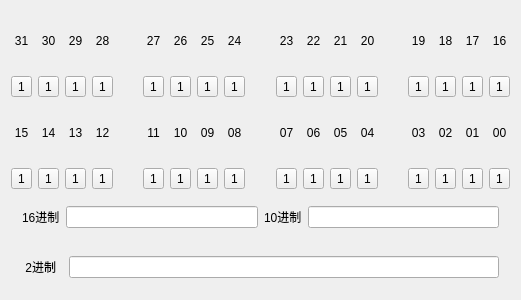
Above: mainwindow.ui from qqshui/RegBitTool before the change. Below: the same form after it.
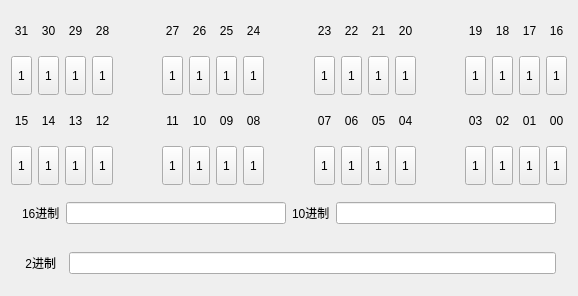
That is the form after the change.

Commit message: change ui layout to fit windows 7

What changed in the file:
```diff
--- a/mainwindow.ui
+++ b/mainwindow.ui
@@ -6,8 +6,8 @@
    <rect>
     <x>0</x>
     <y>0</y>
-    <width>521</width>
-    <height>300</height>
+    <width>578</width>
+    <height>296</height>
    </rect>
   </property>
   <property name="windowTitle">
@@ -19,6 +19,12 @@
 }</string>
   </property>
   <widget class="QWidget" name="centralWidget">
+   <property name="sizePolicy">
+    <sizepolicy hsizetype="Preferred" vsizetype="Expanding">
+     <horstretch>0</horstretch>
+     <verstretch>0</verstretch>
+    </sizepolicy>
+   </property>
    <layout class="QVBoxLayout" name="verticalLayout_33" stretch="1,1,0,0">
     <item>
      <layout class="QHBoxLayout" name="horizontalLayout_2">
@@ -26,6 +32,12 @@
        <layout class="QVBoxLayout" name="verticalLayout_17">
         <item>
          <widget class="QLabel" name="label_20">
+          <property name="sizePolicy">
+           <sizepolicy hsizetype="Preferred" vsizetype="Preferred">
+            <horstretch>0</horstretch>
+            <verstretch>0</verstretch>
+           </sizepolicy>
+          </property>
           <property name="text">
            <string>31</string>
           </property>
@@ -36,6 +48,12 @@
         </item>
         <item>
          <widget class="QToolButton" name="toolButton_031">
+          <property name="sizePolicy">
+           <sizepolicy hsizetype="Fixed" vsizetype="Preferred">
+            <horstretch>0</horstretch>
+            <verstretch>0</verstretch>
+           </sizepolicy>
+          </property>
           <property name="text">
            <string>1</string>
           </property>
@@ -47,6 +65,12 @@
        <layout class="QVBoxLayout" name="verticalLayout_18">
         <item>
          <widget class="QLabel" name="label_21">
+          <property name="sizePolicy">
+           <sizepolicy hsizetype="Preferred" vsizetype="Preferred">
+            <horstretch>0</horstretch>
+            <verstretch>0</verstretch>
+           </sizepolicy>
+          </property>
           <property name="text">
            <string>30</string>
           </property>
@@ -57,6 +81,12 @@
         </item>
         <item>
          <widget class="QToolButton" name="toolButton_030">
+          <property name="sizePolicy">
+           <sizepolicy hsizetype="Fixed" vsizetype="Preferred">
+            <horstretch>0</horstretch>
+            <verstretch>0</verstretch>
+           </sizepolicy>
+          </property>
           <property name="text">
            <string>1</string>
           </property>
@@ -68,6 +98,12 @@
        <layout class="QVBoxLayout" name="verticalLayout_19">
         <item>
          <widget class="QLabel" name="label_22">
+          <property name="sizePolicy">
+           <sizepolicy hsizetype="Preferred" vsizetype="Preferred">
+            <horstretch>0</horstretch>
+            <verstretch>0</verstretch>
+           </sizepolicy>
+          </property>
           <property name="text">
            <string>29</string>
           </property>
@@ -78,6 +114,12 @@
         </item>
         <item>
          <widget class="QToolButton" name="toolButton_029">
+          <property name="sizePolicy">
+           <sizepolicy hsizetype="Fixed" vsizetype="Preferred">
+            <horstretch>0</horstretch>
+            <verstretch>0</verstretch>
+           </sizepolicy>
+          </property>
           <property name="text">
            <string>1</string>
           </property>
@@ -89,6 +131,12 @@
        <layout class="QVBoxLayout" name="verticalLayout_20">
         <item>
          <widget class="QLabel" name="label_23">
+          <property name="sizePolicy">
+           <sizepolicy hsizetype="Preferred" vsizetype="Preferred">
+            <horstretch>0</horstretch>
+            <verstretch>0</verstretch>
+           </sizepolicy>
+          </property>
           <property name="text">
            <string>28</string>
           </property>
@@ -99,6 +147,12 @@
         </item>
         <item>
          <widget class="QToolButton" name="toolButton_028">
+          <property name="sizePolicy">
+           <sizepolicy hsizetype="Fixed" vsizetype="Preferred">
+            <horstretch>0</horstretch>
+            <verstretch>0</verstretch>
+           </sizepolicy>
+          </property>
           <property name="text">
            <string>1</string>
           </property>
@@ -108,8 +162,14 @@
       </item>
       <item>
        <widget class="QLabel" name="label_24">
+        <property name="sizePolicy">
+         <sizepolicy hsizetype="Preferred" vsizetype="Preferred">
+          <horstretch>0</horstretch>
+          <verstretch>0</verstretch>
+         </sizepolicy>
+        </property>
         <property name="text">
-         <string> </string>
+         <string/>
         </property>
        </widget>
       </item>
@@ -117,6 +177,12 @@
        <layout class="QVBoxLayout" name="verticalLayout_21">
         <item>
          <widget class="QLabel" name="label_25">
+          <property name="sizePolicy">
+           <sizepolicy hsizetype="Preferred" vsizetype="Preferred">
+            <horstretch>0</horstretch>
+            <verstretch>0</verstretch>
+           </sizepolicy>
+          </property>
           <property name="text">
            <string>27</string>
           </property>
@@ -127,6 +193,12 @@
         </item>
         <item>
          <widget class="QToolButton" name="toolButton_027">
+          <property name="sizePolicy">
+           <sizepolicy hsizetype="Fixed" vsizetype="Preferred">
+            <horstretch>0</horstretch>
+            <verstretch>0</verstretch>
+           </sizepolicy>
+          </property>
           <property name="text">
            <string>1</string>
           </property>
@@ -138,6 +210,12 @@
        <layout class="QVBoxLayout" name="verticalLayout_22">
         <item>
          <widget class="QLabel" name="label_26">
+          <property name="sizePolicy">
+           <sizepolicy hsizetype="Preferred" vsizetype="Preferred">
+            <horstretch>0</horstretch>
+            <verstretch>0</verstretch>
+           </sizepolicy>
+          </property>
           <property name="text">
            <string>26</string>
           </property>
@@ -148,6 +226,12 @@
         </item>
         <item>
          <widget class="QToolButton" name="toolButton_026">
+          <property name="sizePolicy">
+           <sizepolicy hsizetype="Fixed" vsizetype="Preferred">
+            <horstretch>0</horstretch>
+            <verstretch>0</verstretch>
+           </sizepolicy>
+          </property>
           <property name="text">
            <string>1</string>
           </property>
@@ -159,6 +243,12 @@
        <layout class="QVBoxLayout" name="verticalLayout_23">
         <item>
          <widget class="QLabel" name="label_27">
+          <property name="sizePolicy">
+           <sizepolicy hsizetype="Preferred" vsizetype="Preferred">
+            <horstretch>0</horstretch>
+            <verstretch>0</verstretch>
+           </sizepolicy>
+          </property>
           <property name="text">
            <string>25</string>
           </property>
@@ -169,6 +259,12 @@
         </item>
         <item>
          <widget class="QToolButton" name="toolButton_025">
+          <property name="sizePolicy">
+           <sizepolicy hsizetype="Fixed" vsizetype="Preferred">
+            <horstretch>0</horstretch>
+            <verstretch>0</verstretch>
+           </sizepolicy>
+          </property>
           <property name="text">
            <string>1</string>
           </property>
@@ -180,6 +276,12 @@
        <layout class="QVBoxLayout" name="verticalLayout_24">
         <item>
          <widget class="QLabel" name="label_28">
+          <property name="sizePolicy">
+           <sizepolicy hsizetype="Preferred" vsizetype="Preferred">
+            <horstretch>0</horstretch>
+            <verstretch>0</verstretch>
+           </sizepolicy>
+          </property>
           <property name="text">
            <string>24</string>
           </property>
@@ -190,6 +292,12 @@
         </item>
         <item>
          <widget class="QToolButton" name="toolButton_024">
+          <property name="sizePolicy">
+           <sizepolicy hsizetype="Fixed" vsizetype="Preferred">
+            <horstretch>0</horstretch>
+            <verstretch>0</verstretch>
+           </sizepolicy>
+          </property>
           <property name="text">
            <string>1</string>
           </property>
@@ -199,8 +307,14 @@
       </item>
       <item>
        <widget class="QLabel" name="label_29">
+        <property name="sizePolicy">
+         <sizepolicy hsizetype="Preferred" vsizetype="Preferred">
+          <horstretch>0</horstretch>
+          <verstretch>0</verstretch>
+         </sizepolicy>
+        </property>
         <property name="text">
-         <string>  </string>
+         <string/>
         </property>
        </widget>
       </item>
@@ -208,6 +322,12 @@
        <layout class="QVBoxLayout" name="verticalLayout_25">
         <item>
          <widget class="QLabel" name="label_30">
+          <property name="sizePolicy">
+           <sizepolicy hsizetype="Preferred" vsizetype="Preferred">
+            <horstretch>0</horstretch>
+            <verstretch>0</verstretch>
+           </sizepolicy>
+          </property>
           <property name="text">
            <string>23</string>
           </property>
@@ -218,6 +338,12 @@
         </item>
         <item>
          <widget class="QToolButton" name="toolButton_023">
+          <property name="sizePolicy">
+           <sizepolicy hsizetype="Fixed" vsizetype="Preferred">
+            <horstretch>0</horstretch>
+            <verstretch>0</verstretch>
+           </sizepolicy>
+          </property>
           <property name="text">
            <string>1</string>
           </property>
@@ -229,6 +355,12 @@
        <layout class="QVBoxLayout" name="verticalLayout_26">
         <item>
          <widget class="QLabel" name="label_31">
+          <property name="sizePolicy">
+           <sizepolicy hsizetype="Preferred" vsizetype="Preferred">
+            <horstretch>0</horstretch>
+            <verstretch>0</verstretch>
+           </sizepolicy>
+          </property>
           <property name="text">
            <string>22</string>
           </property>
@@ -239,6 +371,12 @@
         </item>
         <item>
          <widget class="QToolButton" name="toolButton_022">
+          <property name="sizePolicy">
+           <sizepolicy hsizetype="Fixed" vsizetype="Preferred">
+            <horstretch>0</horstretch>
+            <verstretch>0</verstretch>
+           </sizepolicy>
+          </property>
           <property name="text">
            <string>1</string>
           </property>
@@ -250,6 +388,12 @@
        <layout class="QVBoxLayout" name="verticalLayout_27">
         <item>
          <widget class="QLabel" name="label_32">
+          <property name="sizePolicy">
+           <sizepolicy hsizetype="Preferred" vsizetype="Preferred">
+            <horstretch>0</horstretch>
+            <verstretch>0</verstretch>
+           </sizepolicy>
+          </property>
           <property name="text">
            <string>21</string>
           </property>
@@ -260,6 +404,12 @@
         </item>
         <item>
          <widget class="QToolButton" name="toolButton_021">
+          <property name="sizePolicy">
+           <sizepolicy hsizetype="Fixed" vsizetype="Preferred">
+            <horstretch>0</horstretch>
+            <verstretch>0</verstretch>
+           </sizepolicy>
+          </property>
           <property name="text">
            <string>1</string>
           </property>
@@ -271,6 +421,12 @@
        <layout class="QVBoxLayout" name="verticalLayout_28">
         <item>
          <widget class="QLabel" name="label_33">
+          <property name="sizePolicy">
+           <sizepolicy hsizetype="Preferred" vsizetype="Preferred">
+            <horstretch>0</horstretch>
+            <verstretch>0</verstretch>
+           </sizepolicy>
+          </property>
           <property name="text">
            <string>20</string>
           </property>
@@ -281,6 +437,12 @@
         </item>
         <item>
          <widget class="QToolButton" name="toolButton_020">
+          <property name="sizePolicy">
+           <sizepolicy hsizetype="Fixed" vsizetype="Preferred">
+            <horstretch>0</horstretch>
+            <verstretch>0</verstretch>
+           </sizepolicy>
+          </property>
           <property name="text">
            <string>1</string>
           </property>
@@ -290,8 +452,14 @@
       </item>
       <item>
        <widget class="QLabel" name="label_34">
+        <property name="sizePolicy">
+         <sizepolicy hsizetype="Preferred" vsizetype="Preferred">
+          <horstretch>0</horstretch>
+          <verstretch>0</verstretch>
+         </sizepolicy>
+        </property>
         <property name="text">
-         <string> </string>
+         <string/>
         </property>
        </widget>
       </item>
@@ -299,6 +467,12 @@
        <layout class="QVBoxLayout" name="verticalLayout_29">
         <item>
          <widget class="QLabel" name="label_35">
+          <property name="sizePolicy">
+           <sizepolicy hsizetype="Preferred" vsizetype="Preferred">
+            <horstretch>0</horstretch>
+            <verstretch>0</verstretch>
+           </sizepolicy>
+          </property>
           <property name="text">
            <string>19</string>
           </property>
@@ -309,6 +483,12 @@
         </item>
         <item>
          <widget class="QToolButton" name="toolButton_019">
+          <property name="sizePolicy">
+           <sizepolicy hsizetype="Fixed" vsizetype="Preferred">
+            <horstretch>0</horstretch>
+            <verstretch>0</verstretch>
+           </sizepolicy>
+          </property>
           <property name="text">
            <string>1</string>
           </property>
@@ -320,6 +500,12 @@
        <layout class="QVBoxLayout" name="verticalLayout_30">
         <item>
          <widget class="QLabel" name="label_36">
+          <property name="sizePolicy">
+           <sizepolicy hsizetype="Preferred" vsizetype="Preferred">
+            <horstretch>0</horstretch>
+            <verstretch>0</verstretch>
+           </sizepolicy>
+          </property>
           <property name="text">
            <string>18</string>
           </property>
@@ -330,6 +516,12 @@
         </item>
         <item>
          <widget class="QToolButton" name="toolButton_018">
+          <property name="sizePolicy">
+           <sizepolicy hsizetype="Fixed" vsizetype="Preferred">
+            <horstretch>0</horstretch>
+            <verstretch>0</verstretch>
+           </sizepolicy>
+          </property>
           <property name="text">
            <string>1</string>
           </property>
@@ -341,6 +533,12 @@
        <layout class="QVBoxLayout" name="verticalLayout_31">
         <item>
          <widget class="QLabel" name="label_37">
+          <property name="sizePolicy">
+           <sizepolicy hsizetype="Preferred" vsizetype="Preferred">
+            <horstretch>0</horstretch>
+            <verstretch>0</verstretch>
+           </sizepolicy>
+          </property>
           <property name="text">
            <string>17</string>
           </property>
@@ -351,6 +549,12 @@
         </item>
         <item>
          <widget class="QToolButton" name="toolButton_017">
+          <property name="sizePolicy">
+           <sizepolicy hsizetype="Fixed" vsizetype="Preferred">
+            <horstretch>0</horstretch>
+            <verstretch>0</verstretch>
+           </sizepolicy>
+          </property>
           <property name="text">
            <string>1</string>
           </property>
@@ -362,6 +566,12 @@
        <layout class="QVBoxLayout" name="verticalLayout_32">
         <item>
          <widget class="QLabel" name="label_38">
+          <property name="sizePolicy">
+           <sizepolicy hsizetype="Preferred" vsizetype="Preferred">
+            <horstretch>0</horstretch>
+            <verstretch>0</verstretch>
+           </sizepolicy>
+          </property>
           <property name="text">
            <string>16</string>
           </property>
@@ -372,6 +582,12 @@
         </item>
         <item>
          <widget class="QToolButton" name="toolButton_016">
+          <property name="sizePolicy">
+           <sizepolicy hsizetype="Fixed" vsizetype="Preferred">
+            <horstretch>0</horstretch>
+            <verstretch>0</verstretch>
+           </sizepolicy>
+          </property>
           <property name="text">
            <string>1</string>
           </property>
@@ -387,6 +603,12 @@
        <layout class="QVBoxLayout" name="verticalLayout_12">
         <item>
          <widget class="QLabel" name="label_14">
+          <property name="sizePolicy">
+           <sizepolicy hsizetype="Preferred" vsizetype="Preferred">
+            <horstretch>0</horstretch>
+            <verstretch>0</verstretch>
+           </sizepolicy>
+          </property>
           <property name="text">
            <string>15</string>
           </property>
@@ -397,6 +619,12 @@
         </item>
         <item>
          <widget class="QToolButton" name="toolButton_015">
+          <property name="sizePolicy">
+           <sizepolicy hsizetype="Fixed" vsizetype="Preferred">
+            <horstretch>0</horstretch>
+            <verstretch>0</verstretch>
+           </sizepolicy>
+          </property>
           <property name="text">
            <string>1</string>
           </property>
@@ -408,6 +636,12 @@
        <layout class="QVBoxLayout" name="verticalLayout_16">
         <item>
          <widget class="QLabel" name="label_19">
+          <property name="sizePolicy">
+           <sizepolicy hsizetype="Preferred" vsizetype="Preferred">
+            <horstretch>0</horstretch>
+            <verstretch>0</verstretch>
+           </sizepolicy>
+          </property>
           <property name="text">
            <string>14</string>
           </property>
@@ -418,6 +652,12 @@
         </item>
         <item>
          <widget class="QToolButton" name="toolButton_014">
+          <property name="sizePolicy">
+           <sizepolicy hsizetype="Fixed" vsizetype="Preferred">
+            <horstretch>0</horstretch>
+            <verstretch>0</verstretch>
+           </sizepolicy>
+          </property>
           <property name="text">
            <string>1</string>
           </property>
@@ -429,6 +669,12 @@
        <layout class="QVBoxLayout" name="verticalLayout_13">
         <item>
          <widget class="QLabel" name="label_15">
+          <property name="sizePolicy">
+           <sizepolicy hsizetype="Preferred" vsizetype="Preferred">
+            <horstretch>0</horstretch>
+            <verstretch>0</verstretch>
+           </sizepolicy>
+          </property>
           <property name="text">
            <string>13</string>
           </property>
@@ -439,6 +685,12 @@
         </item>
         <item>
          <widget class="QToolButton" name="toolButton_013">
+          <property name="sizePolicy">
+           <sizepolicy hsizetype="Fixed" vsizetype="Preferred">
+            <horstretch>0</horstretch>
+            <verstretch>0</verstretch>
+           </sizepolicy>
+          </property>
           <property name="text">
            <string>1</string>
           </property>
@@ -450,6 +702,12 @@
        <layout class="QVBoxLayout" name="verticalLayout_9">
         <item>
          <widget class="QLabel" name="label_11">
+          <property name="sizePolicy">
+           <sizepolicy hsizetype="Preferred" vsizetype="Preferred">
+            <horstretch>0</horstretch>
+            <verstretch>0</verstretch>
+           </sizepolicy>
+          </property>
           <property name="text">
            <string>12</string>
           </property>
@@ -460,6 +718,12 @@
         </item>
         <item>
          <widget class="QToolButton" name="toolButton_012">
+          <property name="sizePolicy">
+           <sizepolicy hsizetype="Fixed" vsizetype="Preferred">
+            <horstretch>0</horstretch>
+            <verstretch>0</verstretch>
+           </sizepolicy>
+          </property>
           <property name="text">
            <string>1</string>
           </property>
@@ -469,8 +733,14 @@
       </item>
       <item>
        <widget class="QLabel" name="label_18">
+        <property name="sizePolicy">
+         <sizepolicy hsizetype="Preferred" vsizetype="Preferred">
+          <horstretch>0</horstretch>
+          <verstretch>0</verstretch>
+         </sizepolicy>
+        </property>
         <property name="text">
-         <string> </string>
+         <string/>
         </property>
        </widget>
       </item>
@@ -478,6 +748,12 @@
        <layout class="QVBoxLayout" name="verticalLayout_14">
         <item>
          <widget class="QLabel" name="label_16">
+          <property name="sizePolicy">
+           <sizepolicy hsizetype="Preferred" vsizetype="Preferred">
+            <horstretch>0</horstretch>
+            <verstretch>0</verstretch>
+           </sizepolicy>
+          </property>
           <property name="text">
            <string>11</string>
           </property>
@@ -488,6 +764,12 @@
         </item>
         <item>
          <widget class="QToolButton" name="toolButton_011">
+          <property name="sizePolicy">
+           <sizepolicy hsizetype="Fixed" vsizetype="Preferred">
+            <horstretch>0</horstretch>
+            <verstretch>0</verstretch>
+           </sizepolicy>
+          </property>
           <property name="text">
            <string>1</string>
           </property>
@@ -499,6 +781,12 @@
        <layout class="QVBoxLayout" name="verticalLayout_11">
         <item>
          <widget class="QLabel" name="label_13">
+          <property name="sizePolicy">
+           <sizepolicy hsizetype="Preferred" vsizetype="Preferred">
+            <horstretch>0</horstretch>
+            <verstretch>0</verstretch>
+           </sizepolicy>
+          </property>
           <property name="text">
            <string>10</string>
           </property>
@@ -509,6 +797,12 @@
         </item>
         <item>
          <widget class="QToolButton" name="toolButton_10">
+          <property name="sizePolicy">
+           <sizepolicy hsizetype="Fixed" vsizetype="Preferred">
+            <horstretch>0</horstretch>
+            <verstretch>0</verstretch>
+           </sizepolicy>
+          </property>
           <property name="text">
            <string>1</string>
           </property>
@@ -520,6 +814,12 @@
        <layout class="QVBoxLayout" name="verticalLayout_10">
         <item>
          <widget class="QLabel" name="label_12">
+          <property name="sizePolicy">
+           <sizepolicy hsizetype="Preferred" vsizetype="Preferred">
+            <horstretch>0</horstretch>
+            <verstretch>0</verstretch>
+           </sizepolicy>
+          </property>
           <property name="text">
            <string>09</string>
           </property>
@@ -530,6 +830,12 @@
         </item>
         <item>
          <widget class="QToolButton" name="toolButton_09">
+          <property name="sizePolicy">
+           <sizepolicy hsizetype="Fixed" vsizetype="Preferred">
+            <horstretch>0</horstretch>
+            <verstretch>0</verstretch>
+           </sizepolicy>
+          </property>
           <property name="text">
            <string>1</string>
           </property>
@@ -541,6 +847,12 @@
        <layout class="QVBoxLayout" name="verticalLayout_15">
         <item>
          <widget class="QLabel" name="label_17">
+          <property name="sizePolicy">
+           <sizepolicy hsizetype="Preferred" vsizetype="Preferred">
+            <horstretch>0</horstretch>
+            <verstretch>0</verstretch>
+           </sizepolicy>
+          </property>
           <property name="text">
            <string>08</string>
           </property>
@@ -551,6 +863,12 @@
         </item>
         <item>
          <widget class="QToolButton" name="toolButton_08">
+          <property name="sizePolicy">
+           <sizepolicy hsizetype="Fixed" vsizetype="Preferred">
+            <horstretch>0</horstretch>
+            <verstretch>0</verstretch>
+           </sizepolicy>
+          </property>
           <property name="text">
            <string>1</string>
           </property>
@@ -560,8 +878,14 @@
       </item>
       <item>
        <widget class="QLabel" name="label_6">
+        <property name="sizePolicy">
+         <sizepolicy hsizetype="Preferred" vsizetype="Preferred">
+          <horstretch>0</horstretch>
+          <verstretch>0</verstretch>
+         </sizepolicy>
+        </property>
         <property name="text">
-         <string>  </string>
+         <string/>
         </property>
        </widget>
       </item>
@@ -569,6 +893,12 @@
        <layout class="QVBoxLayout" name="verticalLayout_7">
         <item>
          <widget class="QLabel" name="label_9">
+          <property name="sizePolicy">
+           <sizepolicy hsizetype="Preferred" vsizetype="Preferred">
+            <horstretch>0</horstretch>
+            <verstretch>0</verstretch>
+           </sizepolicy>
+          </property>
           <property name="text">
            <string>07</string>
           </property>
@@ -579,6 +909,12 @@
         </item>
         <item>
          <widget class="QToolButton" name="toolButton_07">
+          <property name="sizePolicy">
+           <sizepolicy hsizetype="Fixed" vsizetype="Preferred">
+            <horstretch>0</horstretch>
+            <verstretch>0</verstretch>
+           </sizepolicy>
+          </property>
           <property name="text">
            <string>1</string>
           </property>
@@ -590,6 +926,12 @@
        <layout class="QVBoxLayout" name="verticalLayout_6">
         <item>
          <widget class="QLabel" name="label_8">
+          <property name="sizePolicy">
+           <sizepolicy hsizetype="Preferred" vsizetype="Preferred">
+            <horstretch>0</horstretch>
+            <verstretch>0</verstretch>
+           </sizepolicy>
+          </property>
           <property name="text">
            <string>06</string>
           </property>
@@ -600,6 +942,12 @@
         </item>
         <item>
          <widget class="QToolButton" name="toolButton_06">
+          <property name="sizePolicy">
+           <sizepolicy hsizetype="Fixed" vsizetype="Preferred">
+            <horstretch>0</horstretch>
+            <verstretch>0</verstretch>
+           </sizepolicy>
+          </property>
           <property name="text">
            <string>1</string>
           </property>
@@ -611,6 +959,12 @@
        <layout class="QVBoxLayout" name="verticalLayout_5">
         <item>
          <widget class="QLabel" name="label_7">
+          <property name="sizePolicy">
+           <sizepolicy hsizetype="Preferred" vsizetype="Preferred">
+            <horstretch>0</horstretch>
+            <verstretch>0</verstretch>
+           </sizepolicy>
+          </property>
           <property name="text">
            <string>05</string>
           </property>
@@ -621,6 +975,12 @@
         </item>
         <item>
          <widget class="QToolButton" name="toolButton_05">
+          <property name="sizePolicy">
+           <sizepolicy hsizetype="Fixed" vsizetype="Preferred">
+            <horstretch>0</horstretch>
+            <verstretch>0</verstretch>
+           </sizepolicy>
+          </property>
           <property name="text">
            <string>1</string>
           </property>
@@ -632,6 +992,12 @@
        <layout class="QVBoxLayout" name="verticalLayout_8">
         <item>
          <widget class="QLabel" name="label_10">
+          <property name="sizePolicy">
+           <sizepolicy hsizetype="Preferred" vsizetype="Preferred">
+            <horstretch>0</horstretch>
+            <verstretch>0</verstretch>
+           </sizepolicy>
+          </property>
           <property name="text">
            <string>04</string>
           </property>
@@ -642,6 +1008,12 @@
         </item>
         <item>
          <widget class="QToolButton" name="toolButton_04">
+          <property name="sizePolicy">
+           <sizepolicy hsizetype="Fixed" vsizetype="Preferred">
+            <horstretch>0</horstretch>
+            <verstretch>0</verstretch>
+           </sizepolicy>
+          </property>
           <property name="text">
            <string>1</string>
           </property>
@@ -651,8 +1023,14 @@
       </item>
       <item>
        <widget class="QLabel" name="label_5">
+        <property name="sizePolicy">
+         <sizepolicy hsizetype="Preferred" vsizetype="Preferred">
+          <horstretch>0</horstretch>
+          <verstretch>0</verstretch>
+         </sizepolicy>
+        </property>
         <property name="text">
-         <string> </string>
+         <string/>
         </property>
        </widget>
       </item>
@@ -660,6 +1038,12 @@
        <layout class="QVBoxLayout" name="verticalLayout_3">
         <item>
          <widget class="QLabel" name="label_3">
+          <property name="sizePolicy">
+           <sizepolicy hsizetype="Preferred" vsizetype="Preferred">
+            <horstretch>0</horstretch>
+            <verstretch>0</verstretch>
+           </sizepolicy>
+          </property>
           <property name="text">
            <string>03</string>
           </property>
@@ -670,6 +1054,12 @@
         </item>
         <item>
          <widget class="QToolButton" name="toolButton_03">
+          <property name="sizePolicy">
+           <sizepolicy hsizetype="Fixed" vsizetype="Preferred">
+            <horstretch>0</horstretch>
+            <verstretch>0</verstretch>
+           </sizepolicy>
+          </property>
           <property name="text">
            <string>1</string>
           </property>
@@ -681,6 +1071,12 @@
        <layout class="QVBoxLayout" name="verticalLayout_4">
         <item>
          <widget class="QLabel" name="label_4">
+          <property name="sizePolicy">
+           <sizepolicy hsizetype="Preferred" vsizetype="Preferred">
+            <horstretch>0</horstretch>
+            <verstretch>0</verstretch>
+           </sizepolicy>
+          </property>
           <property name="text">
            <string>02</string>
           </property>
@@ -691,6 +1087,12 @@
         </item>
         <item>
          <widget class="QToolButton" name="toolButton_02">
+          <property name="sizePolicy">
+           <sizepolicy hsizetype="Fixed" vsizetype="Preferred">
+            <horstretch>0</horstretch>
+            <verstretch>0</verstretch>
+           </sizepolicy>
+          </property>
           <property name="text">
            <string>1</string>
           </property>
@@ -699,9 +1101,15 @@
        </layout>
       </item>
       <item>
-       <layout class="QVBoxLayout" name="verticalLayout_2">
+       <layout class="QVBoxLayout" name="verticalLayout_2" stretch="0,0">
         <item>
          <widget class="QLabel" name="label_2">
+          <property name="sizePolicy">
+           <sizepolicy hsizetype="Preferred" vsizetype="Preferred">
+            <horstretch>0</horstretch>
+            <verstretch>0</verstretch>
+           </sizepolicy>
+          </property>
           <property name="text">
            <string>01</string>
           </property>
@@ -712,6 +1120,12 @@
         </item>
         <item>
          <widget class="QToolButton" name="toolButton_01">
+          <property name="sizePolicy">
+           <sizepolicy hsizetype="Fixed" vsizetype="Preferred">
+            <horstretch>0</horstretch>
+            <verstretch>0</verstretch>
+           </sizepolicy>
+          </property>
           <property name="text">
            <string>1</string>
           </property>
@@ -723,6 +1137,12 @@
        <layout class="QVBoxLayout" name="verticalLayout">
         <item>
          <widget class="QLabel" name="label">
+          <property name="sizePolicy">
+           <sizepolicy hsizetype="Preferred" vsizetype="Preferred">
+            <horstretch>0</horstretch>
+            <verstretch>0</verstretch>
+           </sizepolicy>
+          </property>
           <property name="text">
            <string>00</string>
           </property>
@@ -733,6 +1153,12 @@
         </item>
         <item>
          <widget class="QToolButton" name="toolButton_00">
+          <property name="sizePolicy">
+           <sizepolicy hsizetype="Fixed" vsizetype="Preferred">
+            <horstretch>0</horstretch>
+            <verstretch>0</verstretch>
+           </sizepolicy>
+          </property>
           <property name="text">
            <string>1</string>
           </property>
@@ -744,6 +1170,12 @@
     </item>
     <item>
      <widget class="QFrame" name="frame">
+      <property name="sizePolicy">
+       <sizepolicy hsizetype="Preferred" vsizetype="Preferred">
+        <horstretch>0</horstretch>
+        <verstretch>0</verstretch>
+       </sizepolicy>
+      </property>
       <property name="frameShape">
        <enum>QFrame::StyledPanel</enum>
       </property>
@@ -757,13 +1189,26 @@
           <layout class="QHBoxLayout" name="horizontalLayout_3">
            <item>
             <widget class="QLabel" name="label_40">
+             <property name="sizePolicy">
+              <sizepolicy hsizetype="Preferred" vsizetype="Preferred">
+               <horstretch>0</horstretch>
+               <verstretch>0</verstretch>
+              </sizepolicy>
+             </property>
              <property name="text">
               <string>16进制</string>
              </property>
             </widget>
            </item>
            <item>
-            <widget class="QLineEdit" name="lineEdit_hex"/>
+            <widget class="QLineEdit" name="lineEdit_hex">
+             <property name="sizePolicy">
+              <sizepolicy hsizetype="Expanding" vsizetype="Preferred">
+               <horstretch>0</horstretch>
+               <verstretch>0</verstretch>
+              </sizepolicy>
+             </property>
+            </widget>
            </item>
           </layout>
          </item>
@@ -771,13 +1216,26 @@
           <layout class="QHBoxLayout" name="horizontalLayout_4">
            <item>
             <widget class="QLabel" name="label_41">
+             <property name="sizePolicy">
+              <sizepolicy hsizetype="Preferred" vsizetype="Preferred">
+               <horstretch>0</horstretch>
+               <verstretch>0</verstretch>
+              </sizepolicy>
+             </property>
              <property name="text">
               <string>10进制</string>
              </property>
             </widget>
            </item>
            <item>
-            <widget class="QLineEdit" name="lineEdit_dec"/>
+            <widget class="QLineEdit" name="lineEdit_dec">
+             <property name="sizePolicy">
+              <sizepolicy hsizetype="Expanding" vsizetype="Preferred">
+               <horstretch>0</horstretch>
+               <verstretch>0</verstretch>
+              </sizepolicy>
+             </property>
+            </widget>
            </item>
           </layout>
          </item>
@@ -788,6 +1246,12 @@
     </item>
     <item>
      <widget class="QFrame" name="frame_2">
+      <property name="sizePolicy">
+       <sizepolicy hsizetype="Preferred" vsizetype="Preferred">
+        <horstretch>0</horstretch>
+        <verstretch>0</verstretch>
+       </sizepolicy>
+      </property>
       <property name="frameShape">
        <enum>QFrame::StyledPanel</enum>
       </property>
@@ -799,13 +1263,26 @@
         <layout class="QHBoxLayout" name="horizontalLayout_6">
          <item>
           <widget class="QLabel" name="label_42">
+           <property name="sizePolicy">
+            <sizepolicy hsizetype="Preferred" vsizetype="Preferred">
+             <horstretch>0</horstretch>
+             <verstretch>0</verstretch>
+            </sizepolicy>
+           </property>
            <property name="text">
             <string> 2进制  </string>
            </property>
           </widget>
          </item>
          <item>
-          <widget class="QLineEdit" name="lineEdit_bin"/>
+          <widget class="QLineEdit" name="lineEdit_bin">
+           <property name="sizePolicy">
+            <sizepolicy hsizetype="Expanding" vsizetype="Preferred">
+             <horstretch>0</horstretch>
+             <verstretch>0</verstretch>
+            </sizepolicy>
+           </property>
+          </widget>
          </item>
         </layout>
        </item>
```
The commit also changes 1 other file.
